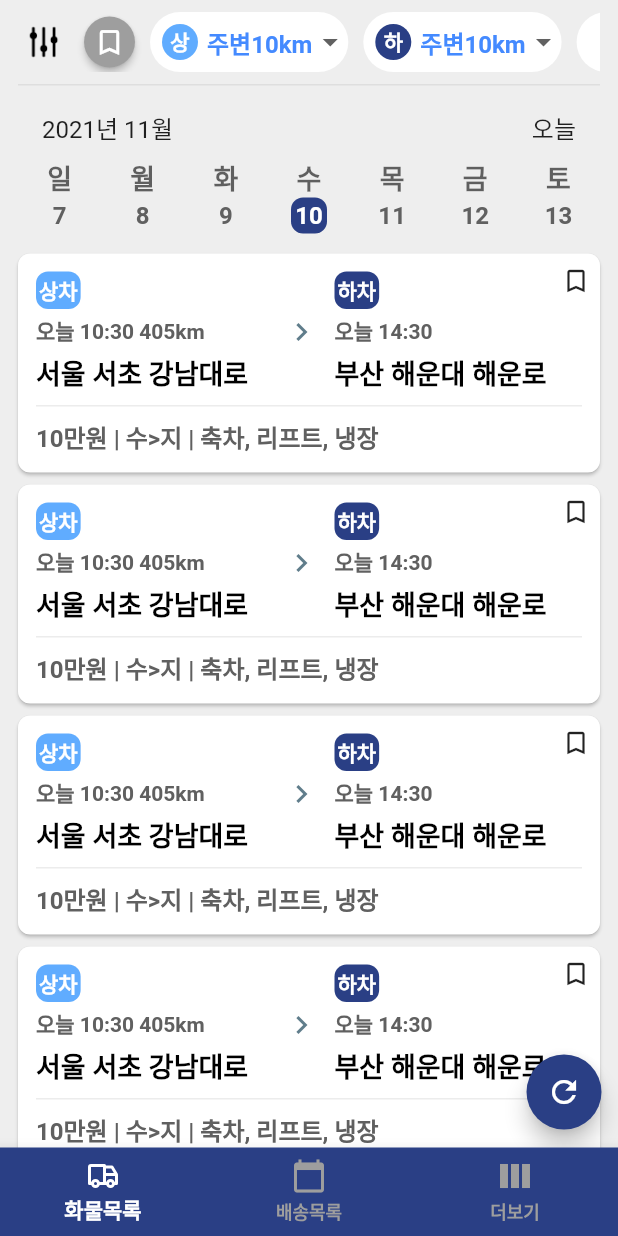
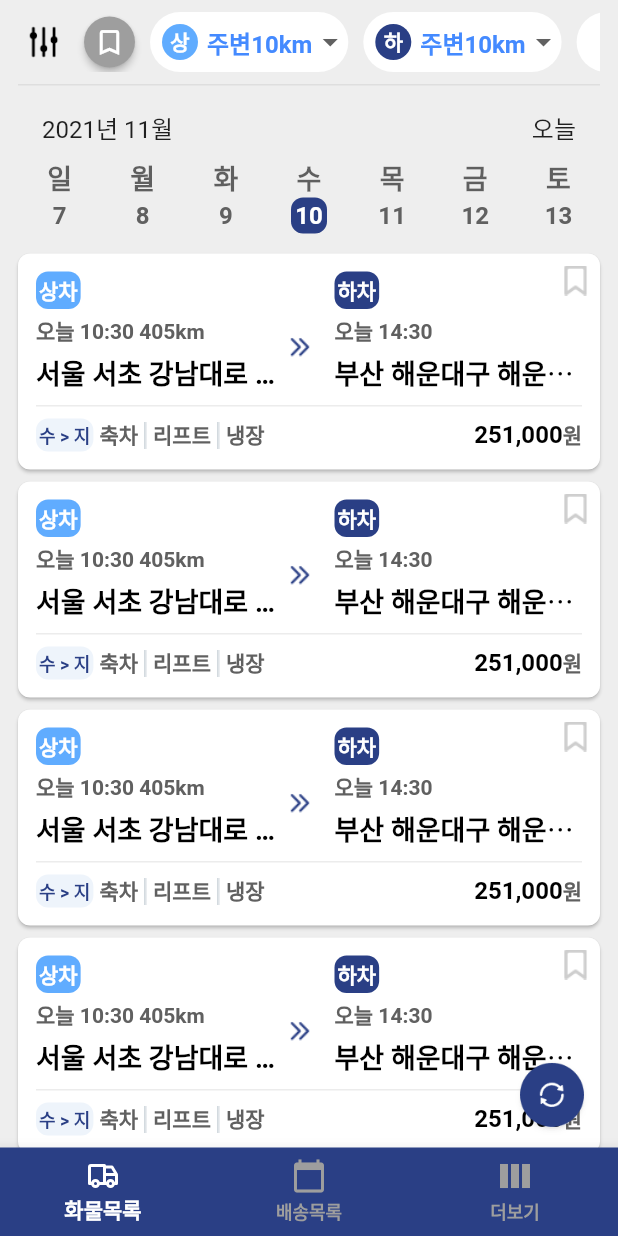
Before and after one commit to swin777/lolab_freight_app, a Flutter app: the screen it shows after launch, on a phone screen of 412 x 824 dp. Run offline on Flutter 3.47's test engine with Material 2 defaults, Android fonts, the phone set to English and light mode, and no system bars; our stand-ins replace flutter_tabler_icons, get, page_transition, webview_flutter; missing offline and left inert: splash_screen_view.

Commit message:
기획변경되어서 수정함.

```diff
--- a/lib/main.dart
+++ b/lib/main.dart
@@ -70,6 +70,9 @@ class MyApp extends StatelessWidget {
           caption: TextStyle(
             color: Color(0xff606060), fontWeight: FontWeight.bold, fontSize: 14
           ),
+          headline6: TextStyle(
+            color: Colors.black, fontWeight: FontWeight.bold, fontSize: 16
+          ),
         )
       ),
       initialBinding: InitBinding(),
--- a/lib/src/components/detail/freight_detail_dialog.dart
+++ b/lib/src/components/detail/freight_detail_dialog.dart
@@ -13,7 +13,9 @@ class FreightDetailDialog extends StatelessWidget {
   @override
   Widget build(BuildContext context) {
     return Dialog(
-      insetPadding: const EdgeInsets.all(12),
+      elevation: 0,
+      insetPadding: const EdgeInsets.all(0),
+
       backgroundColor: Colors.transparent,
       //child:FreightDetailInfo(close: close, parentContext:context)
       child: SizedBox(
--- a/lib/src/components/freight_card.dart
+++ b/lib/src/components/freight_card.dart
@@ -13,9 +13,64 @@ class FreightCard extends StatelessWidget {
         elevation: 0,
         color: Colors.white,
         padding: const EdgeInsets.all(0),
-        child: const Icon(Icons.bookmark_border, size: 20),
+        child: Image.asset('assets/images/bookmark_off.png', width: 20, height: 20,), //bookmark_off
         onPressed: () {},
       ),
+    );
+  }
+
+  Widget _freightInfo(BuildContext context){
+    return Row(
+      children: [
+        Expanded(
+          child: Column(
+            crossAxisAlignment: CrossAxisAlignment.start,
+            children: [
+              Container(
+                decoration: BoxDecoration(
+                  color: const Color(0xff60acff),
+                  shape: BoxShape.rectangle,
+                  borderRadius: BorderRadius.circular(8.0),
+                ),
+                padding: const EdgeInsets.all(2),
+                child: const Text('상차', style: TextStyle(color: Colors.white, fontSize: 14),),
+              ),
+              const SizedBox(height: 4,),
+              Text('오늘 10:30 405km', style: Theme.of(context).textTheme.caption,),
+              const SizedBox(height: 4,),
+              Text('서울 서초 강남대로 43길 강남빌딩 B동 102호', style: Theme.of(context).textTheme.bodyText1, overflow:TextOverflow.ellipsis),
+            ],
+          )
+        ),
+        Container(
+          padding: EdgeInsets.only(top:20),
+          width: 34,
+          child: Align(
+            alignment: Alignment.centerLeft,
+            child: Image.asset('assets/images/two_arrow.png', width: 22, height: 22)
+          ),
+        ),
+        Expanded(
+          child: Column(
+            crossAxisAlignment: CrossAxisAlignment.start,
+            children: [
+              Container(
+                decoration: BoxDecoration(
+                  color: const Color(0xff2a3f85),
+                  shape: BoxShape.rectangle,
+                  borderRadius: BorderRadius.circular(8.0),
+                ),
+                padding: const EdgeInsets.all(2),
+                child: const Text('하차', style: TextStyle(color: Colors.white, fontSize: 14),),
+              ),
+              const SizedBox(height: 4,),
+              Text('오늘 14:30', style: Theme.of(context).textTheme.caption,),
+              const SizedBox(height: 4,),
+              Text('부산 해운대구 해운대로 213길 롯데빌딩 EAST 2308호', style: Theme.of(context).textTheme.bodyText1, overflow:TextOverflow.ellipsis),
+            ],
+          )
+        ),
+      ],
     );
   }
 
@@ -36,61 +91,44 @@ class FreightCard extends StatelessWidget {
             padding: const EdgeInsets.only(left: 12, right: 12, top:12, bottom: 12),
             child: Column(
               children: [
-                Row(
-                  children: [
-                    Expanded(
-                      child: Column(
-                        crossAxisAlignment: CrossAxisAlignment.start,
+                _freightInfo(context),
+                line(),
+                Container(
+                  width: width2,
+                  child: Row(
+                    mainAxisAlignment: MainAxisAlignment.spaceBetween,
+                    children: [
+                      Row(
                         children: [
                           Container(
                             decoration: BoxDecoration(
-                              color: const Color(0xff60acff),
+                              color: const Color(0xffeef4fb),
                               shape: BoxShape.rectangle,
                               borderRadius: BorderRadius.circular(8.0),
                             ),
                             padding: const EdgeInsets.all(2),
-                            child: const Text('상차', style: TextStyle(color: Colors.white, fontSize: 14),),
+                            child: const Text('수 > 지', style: TextStyle(color: Color(0xff2a3f85), fontSize: 12),),
                           ),
-                          const SizedBox(height: 4,),
-                          Text('오늘 10:30 405km', style: Theme.of(context).textTheme.caption,),
-                          const SizedBox(height: 4,),
-                          Text('서울 서초 강남대로', style: Theme.of(context).textTheme.bodyText1,),
+                          const SizedBox(width: 4,),
+                          Text('축차', style: Theme.of(context).textTheme.caption,),
+                          const SizedBox(width: 4,),
+                          Image.asset("assets/images/img_line_12.png"),
+                          const SizedBox(width: 4,),
+                          Text('리프트', style: Theme.of(context).textTheme.caption,),
+                          const SizedBox(width: 4,),
+                          Image.asset("assets/images/img_line_12.png"),
+                          const SizedBox(width: 4,),
+                          Text('냉장', style: Theme.of(context).textTheme.caption,),
+                        ],
+                      ),
+                      Row(
+                        children: [
+                          Text('251,000', style: Theme.of(context).textTheme.headline6,),
+                          Text('원', style: Theme.of(context).textTheme.caption,),
                         ],
                       )
-                    ),
-                    const SizedBox(
-                      width: 34,
-                      child: Align(
-                        alignment: Alignment.centerLeft,
-                        child: Icon(Icons.keyboard_arrow_right_outlined, color: Colors.blueGrey, size: 24,)
-                      ),
-                    ),
-                    Expanded(
-                      child: Column(
-                        crossAxisAlignment: CrossAxisAlignment.start,
-                        children: [
-                          Container(
-                            decoration: BoxDecoration(
-                              color: const Color(0xff2a3f85),
-                              shape: BoxShape.rectangle,
-                              borderRadius: BorderRadius.circular(8.0),
-                            ),
-                            padding: const EdgeInsets.all(2),
-                            child: const Text('하차', style: TextStyle(color: Colors.white, fontSize: 14),),
-                          ),
-                          const SizedBox(height: 4,),
-                          Text('오늘 14:30', style: Theme.of(context).textTheme.caption,),
-                          const SizedBox(height: 4,),
-                          Text('부산 해운대 해운로', style: Theme.of(context).textTheme.bodyText1,),
-                        ],
-                      )
-                    ),
-                  ],
-                ),
-                line(),
-                Container(
-                  width: width2,
-                  child: Text('10만원 | 수>지 | 축차, 리프트, 냉장', style: Theme.of(context).textTheme.bodyText2,)
+                    ],
+                  )
                 ),
               ]
             ),
--- a/lib/src/pages/freight.dart
+++ b/lib/src/pages/freight.dart
@@ -31,7 +31,7 @@ class Freight extends StatelessWidget {
                     return GestureDetector(
                       onTap: () async{
                         await showDialog<String>(
-                          barrierColor: const Color(0xcc606060),
+                          barrierColor: const Color(0xffedf0f5),
                           context: context,
                           builder: (context) => FreightDetailDialog()
                         );
@@ -44,14 +44,14 @@ class Freight extends StatelessWidget {
               ),
             ],
           ),
-          new Positioned(
-            bottom: 12,
-            right: 8,
-            child: Container(
+          Positioned(
+            bottom: 8,
+            right: 0,
+            child: SizedBox(
               height: 50,
-              child: new FloatingActionButton(
+              child: MaterialButton(
                 onPressed: () {},
-                child: new Icon(Icons.refresh),
+                child: Image.asset("assets/images/btn_floating_refresh.png")//const Icon(Icons.refresh), //btn_floating_refresh
               ),
             ),
           ),
--- a/lib/src/utils/util.dart
+++ b/lib/src/utils/util.dart
@@ -1,9 +1,17 @@
 import 'package:flutter/material.dart';
 
-Widget line() {
+Widget line({double horizontal=0}) {
   return Container(
     height: 1,
-    margin: const EdgeInsets.symmetric(horizontal: 0, vertical: 8),
+    margin: EdgeInsets.symmetric(horizontal: horizontal, vertical: 8),
     color: Colors.grey.withOpacity(0.2),
   );
 }
+
+Widget verticalLine(){
+  return Container(
+    width: 1,
+    height: double.maxFinite,
+    color: Color(0xffd3dadf)
+  );
+}
```
Also changed, not shown: lib/src/components/detail/freight_detail_info.dart (+115 -63 lines), assets/images/bookmark_off.png (added), assets/images/bookmark_on.png (added), assets/images/btn_floating_refresh.png (added), assets/images/icon_box.png (added), assets/images/icon_memo.png (added), assets/images/icon_money_black_18.png (added), assets/images/icon_move.png (added), assets/images/icon_truck.png (added), assets/images/img_line_12.png (added), assets/images/two_arrow.png (added).
